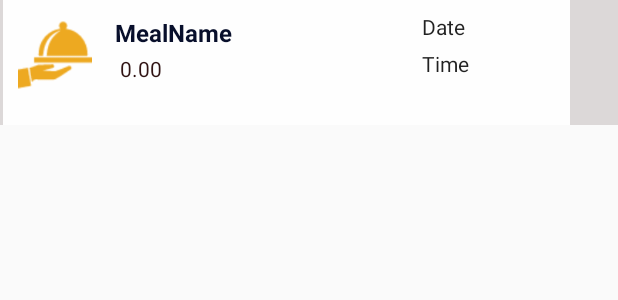
After one commit to kaymint/Cafeteria2, an Android app: the layout discharge_list_item.xml on its own in the app's theme, with its tools: preview values and no code run, on a phone screen of 412 x 824 dp. The commit adds this screen. Shown: the top 300 px of the screen. Run offline under Robolectric (Android 15) with nearby library versions, the phone set to English and light mode, and no system bars.

Commit message:
added discharge list menu

```diff
--- /dev/null
+++ b/app/src/main/res/layout/discharge_list_item.xml
@@ -0,0 +1,94 @@
+<?xml version="1.0" encoding="utf-8"?>
+<LinearLayout xmlns:android="http://schemas.android.com/apk/res/android"
+    android:orientation="vertical" android:layout_width="match_parent"
+    android:layout_height="match_parent">
+
+    <LinearLayout
+        android:orientation="vertical"
+        android:layout_width="match_parent"
+        android:layout_height="wrap_content"
+        android:background="#dcd8d8">
+
+        <LinearLayout
+            android:orientation="horizontal"
+            android:layout_width="378dp"
+            android:layout_height="83dp"
+            android:weightSum="1"
+            android:background="#fefefe"
+            android:layout_marginRight="2sp"
+            android:layout_marginLeft="2sp">
+
+            <ImageView
+                android:layout_width="49dp"
+                android:layout_height="53dp"
+                android:id="@+id/imageView"
+                android:src="@drawable/covered"
+                android:layout_margin="10dp" />
+
+            <LinearLayout
+                android:orientation="vertical"
+                android:layout_width="wrap_content"
+                android:layout_height="match_parent"
+                android:weightSum="1"
+                android:layout_marginTop="5dp"
+                android:layout_marginLeft="5dp"
+                android:layout_weight="0.58">
+
+                <TextView
+                    android:layout_width="match_parent"
+                    android:layout_height="wrap_content"
+                    android:textAppearance="?android:attr/textAppearanceLarge"
+                    android:text="MealName"
+                    android:id="@+id/dischargeMeal"
+                    android:textColor="#080f2b"
+                    android:textSize="16sp"
+                    android:typeface="sans"
+                    android:textStyle="bold"
+                    android:scrollHorizontally="true"
+                    android:ellipsize="end"
+                    android:maxLines="1"
+                    android:layout_marginTop="5dp" />
+
+                <TextView
+                    android:layout_width="105dp"
+                    android:layout_height="wrap_content"
+                    android:textAppearance="?android:attr/textAppearanceMedium"
+                    android:text="0.00"
+                    android:id="@+id/dischargePrice"
+                    android:textSize="14sp"
+                    android:layout_margin="3dp"
+                    android:textColor="#301313"
+                    android:layout_marginTop="5dp" />
+
+            </LinearLayout>
+
+            <LinearLayout
+                android:orientation="vertical"
+                android:layout_width="wrap_content"
+                android:layout_height="match_parent"
+                android:weightSum="1"
+                android:layout_weight="0.31">
+
+                <TextView
+                    android:layout_width="wrap_content"
+                    android:layout_height="wrap_content"
+                    android:textAppearance="?android:attr/textAppearanceLarge"
+                    android:text="Date"
+                    android:id="@+id/dischargeDate"
+                    android:textSize="14sp"
+                    android:layout_marginTop="8dp" />
+
+                <TextView
+                    android:layout_width="wrap_content"
+                    android:layout_height="wrap_content"
+                    android:textAppearance="?android:attr/textAppearanceLarge"
+                    android:text="Time"
+                    android:id="@+id/dischargedTime"
+                    android:textSize="14sp"
+                    android:layout_marginTop="5dp" />
+            </LinearLayout>
+
+        </LinearLayout>
+    </LinearLayout>
+
+</LinearLayout>
```
Also changed, not shown: app/src/main/java/com/example/streethustling/cafeteria2/DischargeListAdapter.java (added, +112 -0 lines), app/src/main/java/com/example/streethustling/cafeteria2/DischargedListFragment.java (added, +270 -0 lines), app/src/main/java/com/example/streethustling/cafeteria2/MainActivity.java (+4 -4 lines), app/src/main/res/layout/discharge_list_fragment.xml (added, +12 -0 lines).
